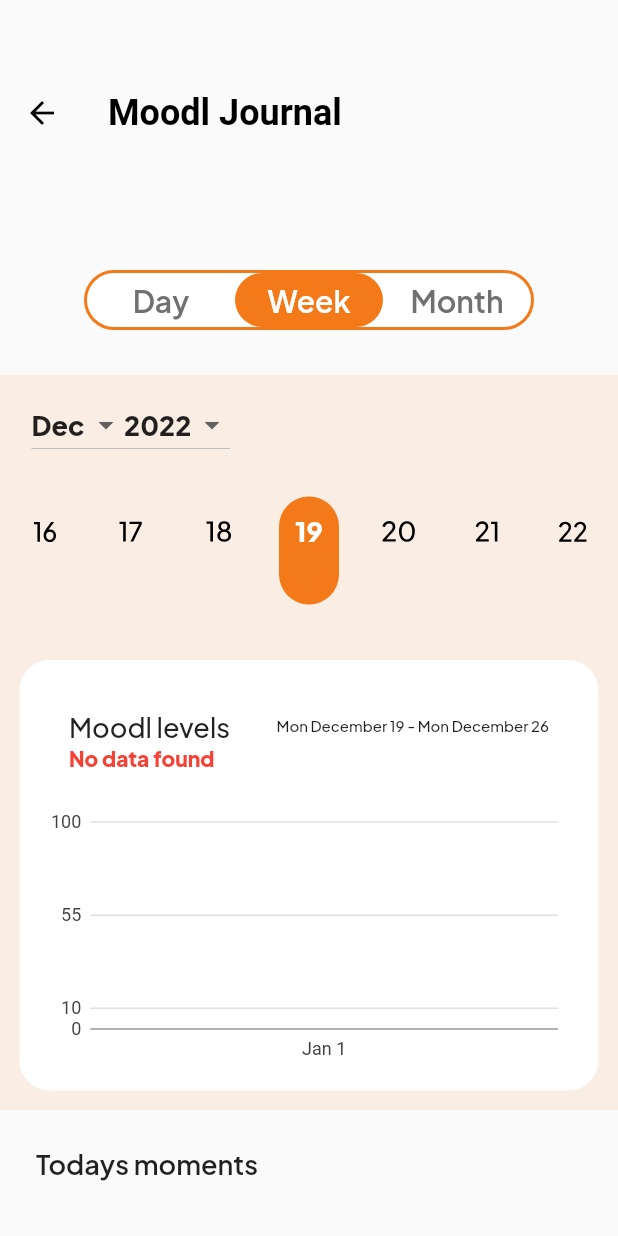
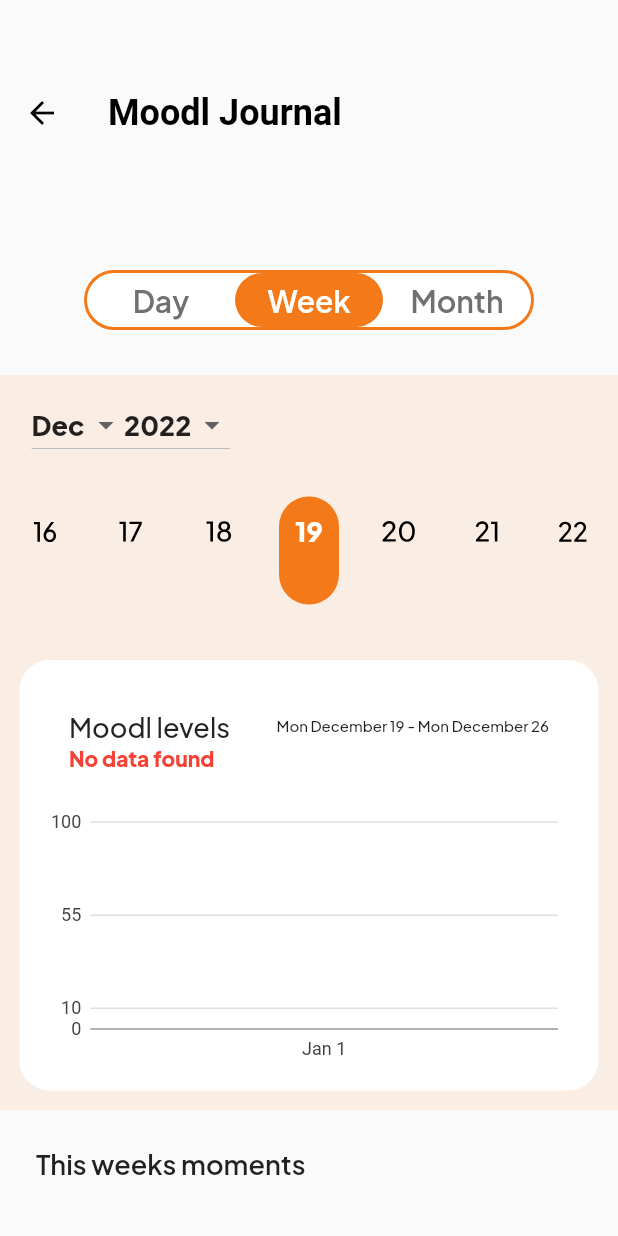
Before and after one commit to dirkzon/Moodlet, a Flutter app: the JournalScreen screen opened directly, after a tap on "Week", on a phone screen of 412 x 824 dp. Run offline on Flutter 3.47's test engine with Material 2 defaults, Android fonts, the phone set to English and light mode, and no system bars; our stand-ins replace charts_flutter, flutter_blue, flutter_local_notifications, hive, hive_flutter and 1 more; missing offline and left inert: cron, dart:ffi; accounts and stored records are empty.

Commit message:
fixed moment text in yournal & removed prints

```diff
--- a/lib/pages/common_components/year_selector.dart
+++ b/lib/pages/common_components/year_selector.dart
@@ -18,13 +18,10 @@ class _YearSelectorState extends State<YearSelector> {
   void initState() {
     super.initState();
     selectedYear = widget.currentYear;
-    print(widget.currentYear);
     years = [for (var i = 2020; i < widget.currentYear + 1; i += 1) i];
-    print(years);
   }
 
   _updateYear(int y) {
-    print(y);
     setState(() {
       selectedYear = y;
       widget.onChanged!(selectedYear);
@@ -33,19 +30,19 @@ class _YearSelectorState extends State<YearSelector> {
 
   @override
   Widget build(BuildContext context) {
-    return DropdownButton(
-        value: "$selectedYear",
+    return DropdownButton<int>(
+        value: selectedYear,
         items: List.generate(
             years.length,
             (x) => DropdownMenuItem(
-                value: "${years[x]}",
+                value: years[x],
                 child: Text(
                   "${years[x]}",
                   style: const TextStyle(
                       fontSize: 18, fontWeight: FontWeight.w700),
                 ))),
         onChanged: (value) {
-          _updateYear(int.parse(value as String));
+          _updateYear(value!);
         });
   }
 }
--- a/lib/pages/journal_page/journal_screen.dart
+++ b/lib/pages/journal_page/journal_screen.dart
@@ -29,6 +29,8 @@ class _JournalScreenState extends State<JournalScreen> {
 
   late int daysInMonth;
   Duration timeFrame = const Duration(days: 1);
+
+  String momentText = 'Todays moments';
 
   @override
   void initState() {
@@ -70,15 +72,17 @@ class _JournalScreenState extends State<JournalScreen> {
         case "Day":
           timeFrame = const Duration(days: 1);
           _addTimeFrameToEnd();
-
+          momentText = 'Todays moments';
           break;
         case "Week":
           timeFrame = const Duration(days: 7);
           _addTimeFrameToEnd();
+          momentText = 'This weeks moments';
           break;
         case "Month":
           timeFrame = Duration(days: daysInMonth);
           _addTimeFrameToEnd();
+          momentText = 'This months moments';
           break;
       }
     });
@@ -139,9 +143,9 @@ class _JournalScreenState extends State<JournalScreen> {
               Container(
                 alignment: Alignment.topLeft,
                 margin: const EdgeInsets.all(24),
-                child: const Text(
-                  'Todays moments',
-                  style: TextStyle(
+                child: Text(
+                  momentText,
+                  style: const TextStyle(
                     fontSize: 18,
                     fontWeight: FontWeight.w600,
                   ),
@@ -156,7 +160,7 @@ class _JournalScreenState extends State<JournalScreen> {
                         child: Card(
                             child: Row(children: [
                           Container(
-                            margin: EdgeInsets.only(right: 12, left: 12),
+                            margin: const EdgeInsets.only(right: 12, left: 12),
                             child:
                                 Row(mainAxisSize: MainAxisSize.min, children: [
                               //Time element
```
